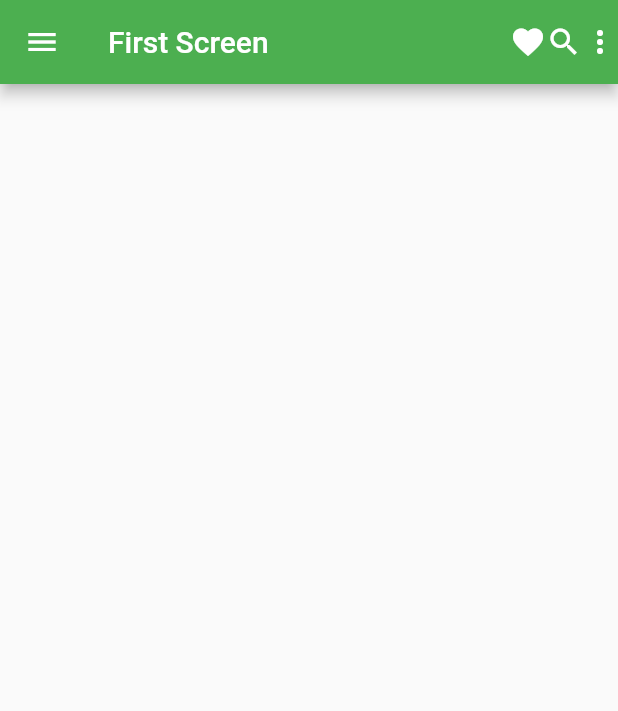
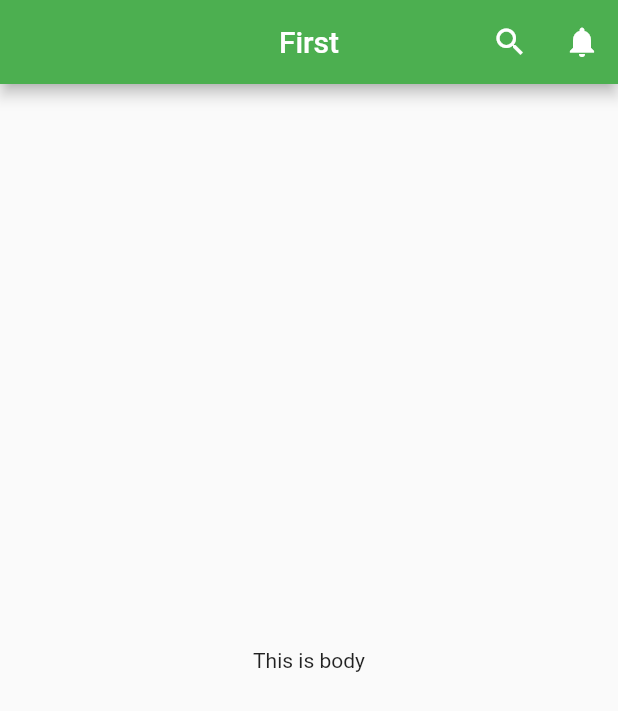
Before and after one commit to amir58/FlutterInstant2, a Flutter app: the screen it shows after launch, on a phone screen of 412 x 824 dp. Shown: the top 711 px of the screen. Run offline on Flutter 3.47's test engine with Material 2 defaults, Android fonts, the phone set to English and light mode, and no system bars.

Commit message:
Session5

```diff
--- /dev/null
+++ b/lib/first.dart
@@ -0,0 +1,8 @@
+class First {
+  String name = "Ali";
+  late String age;
+
+  // AccessModifiers => public, private
+  // private => use underscore _
+  String _address = "";
+}
--- a/lib/main.dart
+++ b/lib/main.dart
@@ -5,7 +5,6 @@ void main() {
 }
 
 class MyApp extends StatelessWidget {
-
   @override
   Widget build(BuildContext context) {
     return MaterialApp(
@@ -18,19 +17,31 @@ class MyApp extends StatelessWidget {
 }
 
 class FirstScreen extends StatelessWidget {
+  const FirstScreen({super.key});
 
   @override
   Widget build(BuildContext context) {
     return Scaffold(
       appBar: AppBar(
-        leading: const Icon(Icons.menu),
-        title: const Text('First Screen'),
-        actions: const [
-          Icon(Icons.favorite),
-          Icon(Icons.search),
-          Icon(Icons.more_vert),
+        title: Text("First"),
+        centerTitle: true,
+        actions: [
+          IconButton(
+            onPressed: () {
+              print('Search');
+            },
+            icon: Icon(Icons.search),
+          ),
+          IconButton(
+            onPressed: () {
+              print('Notifications');
+            },
+            icon: Icon(Icons.notifications),
+          ),
         ],
-        // backgroundColor: Colors.purple,
+      ),
+      body: Center(
+        child: Text("This is body"),
       ),
     );
   }
```
Also changed, not shown: lib/oop.dart (added, +46 -0 lines), lib/person.dart (added, +28 -0 lines), 1 other file.
